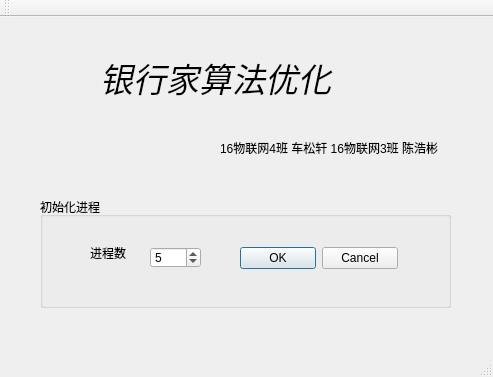
Before: the Qt Designer form Banker/mainwindow.ui in chinagorden/OS-, drawn with Qt 5.
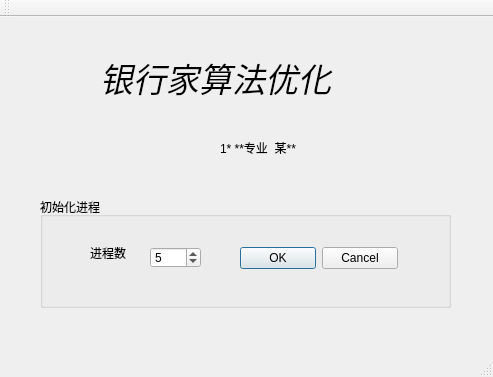
After: the same form once the commit is applied. Icons and pictures are not drawn.

What changed in the file:
```diff
--- a/Banker/mainwindow.ui
+++ b/Banker/mainwindow.ui
@@ -114,7 +114,7 @@
      </rect>
     </property>
     <property name="text">
-     <string>16物联网4班 车松轩 16物联网3班 陈浩彬</string>
+     <string>1* **专业  某**</string>
     </property>
    </widget>
   </widget>
```
